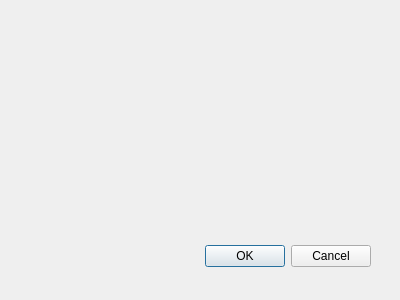
This is ui-c++/matchingdialog.ui in mottalli/horus as Qt 5 draws it before an edit. The edited form follows.
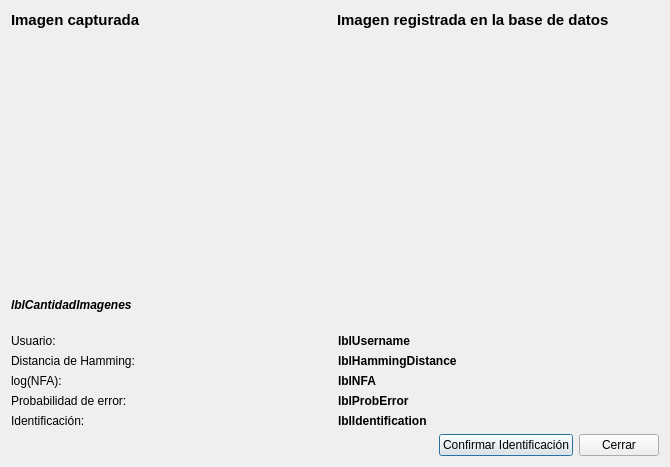
This is the edited form. Custom widgets are drawn as their Qt base class.

What changed in the file:
```diff
--- a/ui-c++/matchingdialog.ui
+++ b/ui-c++/matchingdialog.ui
@@ -8,31 +8,245 @@
    <rect>
     <x>0</x>
     <y>0</y>
-    <width>400</width>
-    <height>300</height>
+    <width>670</width>
+    <height>467</height>
    </rect>
   </property>
   <property name="windowTitle">
    <string>Dialog</string>
   </property>
-  <widget class="QDialogButtonBox" name="buttonBox">
-   <property name="geometry">
-    <rect>
-     <x>30</x>
-     <y>240</y>
-     <width>341</width>
-     <height>32</height>
-    </rect>
-   </property>
-   <property name="orientation">
-    <enum>Qt::Horizontal</enum>
-   </property>
-   <property name="standardButtons">
-    <set>QDialogButtonBox::Cancel|QDialogButtonBox::Ok</set>
-   </property>
-  </widget>
+  <layout class="QGridLayout" name="gridLayout">
+   <item row="0" column="0">
+    <layout class="QVBoxLayout" name="verticalLayout">
+     <item>
+      <widget class="QLabel" name="label">
+       <property name="text">
+        <string>&lt;!DOCTYPE HTML PUBLIC &quot;-//W3C//DTD HTML 4.0//EN&quot; &quot;http://www.w3.org/TR/REC-html40/strict.dtd&quot;&gt;
+&lt;html&gt;&lt;head&gt;&lt;meta name=&quot;qrichtext&quot; content=&quot;1&quot; /&gt;&lt;style type=&quot;text/css&quot;&gt;
+p, li { white-space: pre-wrap; }
+&lt;/style&gt;&lt;/head&gt;&lt;body style=&quot; font-family:'Sans'; font-size:10pt; font-weight:400; font-style:normal;&quot;&gt;
+&lt;p style=&quot; margin-top:0px; margin-bottom:0px; margin-left:0px; margin-right:0px; -qt-block-indent:0; text-indent:0px;&quot;&gt;&lt;span style=&quot; font-size:11pt; font-weight:600;&quot;&gt;Imagen capturada&lt;/span&gt;&lt;/p&gt;&lt;/body&gt;&lt;/html&gt;</string>
+       </property>
+       <property name="textFormat">
+        <enum>Qt::RichText</enum>
+       </property>
+      </widget>
+     </item>
+     <item>
+      <widget class="ImageWidget" name="capturedImage" native="true">
+       <property name="minimumSize">
+        <size>
+         <width>320</width>
+         <height>240</height>
+        </size>
+       </property>
+      </widget>
+     </item>
+    </layout>
+   </item>
+   <item row="0" column="1" colspan="3">
+    <layout class="QVBoxLayout" name="verticalLayout_2">
+     <item>
+      <widget class="QLabel" name="label_2">
+       <property name="text">
+        <string>&lt;!DOCTYPE HTML PUBLIC &quot;-//W3C//DTD HTML 4.0//EN&quot; &quot;http://www.w3.org/TR/REC-html40/strict.dtd&quot;&gt;
+&lt;html&gt;&lt;head&gt;&lt;meta name=&quot;qrichtext&quot; content=&quot;1&quot; /&gt;&lt;style type=&quot;text/css&quot;&gt;
+p, li { white-space: pre-wrap; }
+&lt;/style&gt;&lt;/head&gt;&lt;body style=&quot; font-family:'Sans'; font-size:10pt; font-weight:400; font-style:normal;&quot;&gt;
+&lt;p style=&quot; margin-top:0px; margin-bottom:0px; margin-left:0px; margin-right:0px; -qt-block-indent:0; text-indent:0px;&quot;&gt;&lt;span style=&quot; font-size:11pt; font-weight:600;&quot;&gt;Imagen registrada en la base de datos&lt;/span&gt;&lt;/p&gt;&lt;/body&gt;&lt;/html&gt;</string>
+       </property>
+       <property name="textFormat">
+        <enum>Qt::RichText</enum>
+       </property>
+      </widget>
+     </item>
+     <item>
+      <widget class="ImageWidget" name="dbImage" native="true">
+       <property name="minimumSize">
+        <size>
+         <width>320</width>
+         <height>240</height>
+        </size>
+       </property>
+      </widget>
+     </item>
+    </layout>
+   </item>
+   <item row="1" column="0" colspan="4">
+    <widget class="QLabel" name="lblCantidadImagenes">
+     <property name="font">
+      <font>
+       <weight>75</weight>
+       <italic>true</italic>
+       <bold>true</bold>
+      </font>
+     </property>
+     <property name="text">
+      <string>lblCantidadImagenes</string>
+     </property>
+    </widget>
+   </item>
+   <item row="2" column="0" colspan="4">
+    <layout class="QVBoxLayout" name="verticalLayout_3">
+     <item>
+      <layout class="QHBoxLayout" name="horizontalLayout">
+       <item>
+        <widget class="QLabel" name="label_3">
+         <property name="text">
+          <string>Usuario:</string>
+         </property>
+        </widget>
+       </item>
+       <item>
+        <widget class="QLabel" name="lblUsername">
+         <property name="font">
+          <font>
+           <weight>75</weight>
+           <bold>true</bold>
+          </font>
+         </property>
+         <property name="text">
+          <string>lblUsername</string>
+         </property>
+        </widget>
+       </item>
+      </layout>
+     </item>
+     <item>
+      <layout class="QHBoxLayout" name="horizontalLayout_2">
+       <item>
+        <widget class="QLabel" name="label_4">
+         <property name="text">
+          <string>Distancia de Hamming:</string>
+         </property>
+        </widget>
+       </item>
+       <item>
+        <widget class="QLabel" name="lblHammingDistance">
+         <property name="font">
+          <font>
+           <weight>75</weight>
+           <bold>true</bold>
+          </font>
+         </property>
+         <property name="text">
+          <string>lblHammingDistance</string>
+         </property>
+        </widget>
+       </item>
+      </layout>
+     </item>
+     <item>
+      <layout class="QHBoxLayout" name="horizontalLayout_3">
+       <item>
+        <widget class="QLabel" name="label_5">
+         <property name="text">
+          <string>log(NFA):</string>
+         </property>
+        </widget>
+       </item>
+       <item>
+        <widget class="QLabel" name="lblNFA">
+         <property name="font">
+          <font>
+           <weight>75</weight>
+           <bold>true</bold>
+          </font>
+         </property>
+         <property name="text">
+          <string>lblNFA</string>
+         </property>
+        </widget>
+       </item>
+      </layout>
+     </item>
+     <item>
+      <layout class="QHBoxLayout" name="horizontalLayout_5">
+       <item>
+        <widget class="QLabel" name="label_7">
+         <property name="text">
+          <string>Probabilidad de error:</string>
+         </property>
+        </widget>
+       </item>
+       <item>
+        <widget class="QLabel" name="lblProbError">
+         <property name="font">
+          <font>
+           <weight>75</weight>
+           <bold>true</bold>
+          </font>
+         </property>
+         <property name="text">
+          <string>lblProbError</string>
+         </property>
+        </widget>
+       </item>
+      </layout>
+     </item>
+     <item>
+      <layout class="QHBoxLayout" name="horizontalLayout_4">
+       <item>
+        <widget class="QLabel" name="label_6">
+         <property name="text">
+          <string>Identificación:</string>
+         </property>
+        </widget>
+       </item>
+       <item>
+        <widget class="QLabel" name="lblIdentification">
+         <property name="font">
+          <font>
+           <weight>75</weight>
+           <bold>true</bold>
+          </font>
+         </property>
+         <property name="text">
+          <string>lblIdentification</string>
+         </property>
+        </widget>
+       </item>
+      </layout>
+     </item>
+    </layout>
+   </item>
+   <item row="3" column="1">
+    <spacer name="horizontalSpacer">
+     <property name="orientation">
+      <enum>Qt::Horizontal</enum>
+     </property>
+     <property name="sizeHint" stdset="0">
+      <size>
+       <width>58</width>
+       <height>20</height>
+      </size>
+     </property>
+    </spacer>
+   </item>
+   <item row="3" column="2">
+    <widget class="QPushButton" name="btnConfirmarIdentificacion">
+     <property name="text">
+      <string>Confirmar Identificación</string>
+     </property>
+    </widget>
+   </item>
+   <item row="3" column="3">
+    <widget class="QPushButton" name="btnCerrar">
+     <property name="text">
+      <string>Cerrar</string>
+     </property>
+    </widget>
+   </item>
+  </layout>
  </widget>
- <pixmapfunction/>
+ <customwidgets>
+  <customwidget>
+   <class>ImageWidget</class>
+   <extends>QWidget</extends>
+   <header>imagewidget.h</header>
+   <container>1</container>
+  </customwidget>
+ </customwidgets>
  <resources/>
  <connections>
   <connection>
```
Left out of the diff: 32 changed lines with no effect on the pictures.
